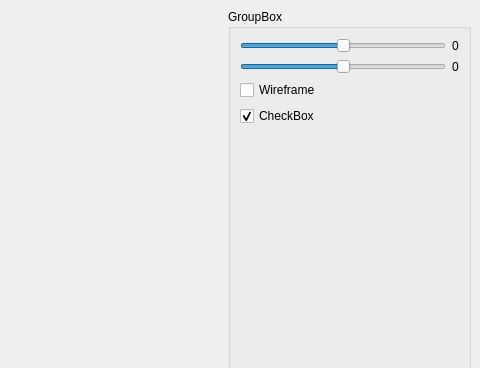
Qt form src/V2-app/mainwindow.ui (freshertm/FreshCar) before a commit; both pictures show x 518 to 998 and y 0 to 368 of the 998 by 647 pixel window.
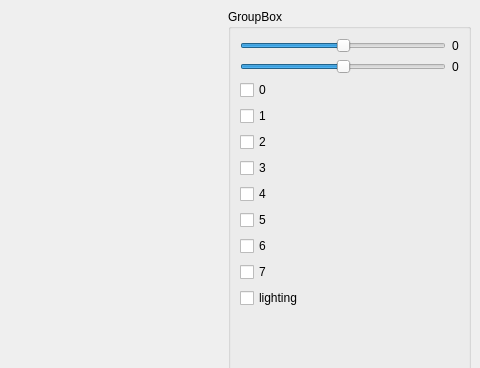
The same form after that commit.

```diff
--- a/src/V2-app/mainwindow.ui
+++ b/src/V2-app/mainwindow.ui
@@ -24,6 +24,63 @@
        <string>GroupBox</string>
       </property>
       <layout class="QGridLayout" name="gridLayout">
+       <item row="2" column="0">
+        <widget class="QCheckBox" name="checkBox">
+         <property name="text">
+          <string>0</string>
+         </property>
+        </widget>
+       </item>
+       <item row="9" column="0">
+        <widget class="QCheckBox" name="checkBox_8">
+         <property name="text">
+          <string>7</string>
+         </property>
+         <property name="checked">
+          <bool>false</bool>
+         </property>
+        </widget>
+       </item>
+       <item row="4" column="0">
+        <widget class="QCheckBox" name="checkBox_3">
+         <property name="text">
+          <string>2</string>
+         </property>
+         <property name="checked">
+          <bool>false</bool>
+         </property>
+        </widget>
+       </item>
+       <item row="6" column="0">
+        <widget class="QCheckBox" name="checkBox_5">
+         <property name="text">
+          <string>4</string>
+         </property>
+         <property name="checked">
+          <bool>false</bool>
+         </property>
+        </widget>
+       </item>
+       <item row="8" column="0">
+        <widget class="QCheckBox" name="checkBox_7">
+         <property name="text">
+          <string>6</string>
+         </property>
+         <property name="checked">
+          <bool>false</bool>
+         </property>
+        </widget>
+       </item>
+       <item row="3" column="0">
+        <widget class="QCheckBox" name="checkBox_2">
+         <property name="text">
+          <string>1</string>
+         </property>
+         <property name="checked">
+          <bool>false</bool>
+         </property>
+        </widget>
+       </item>
        <item row="1" column="1">
         <widget class="QLabel" name="label_2">
          <property name="text">
@@ -44,6 +101,39 @@
          </property>
         </widget>
        </item>
+       <item row="0" column="0">
+        <widget class="QSlider" name="horizontalSlider">
+         <property name="minimum">
+          <number>-100</number>
+         </property>
+         <property name="maximum">
+          <number>100</number>
+         </property>
+         <property name="orientation">
+          <enum>Qt::Horizontal</enum>
+         </property>
+        </widget>
+       </item>
+       <item row="7" column="0">
+        <widget class="QCheckBox" name="checkBox_6">
+         <property name="text">
+          <string>5</string>
+         </property>
+         <property name="checked">
+          <bool>false</bool>
+         </property>
+        </widget>
+       </item>
+       <item row="5" column="0">
+        <widget class="QCheckBox" name="checkBox_4">
+         <property name="text">
+          <string>3</string>
+         </property>
+         <property name="checked">
+          <bool>false</bool>
+         </property>
+        </widget>
+       </item>
        <item row="0" column="1">
         <widget class="QLabel" name="label">
          <property name="text">
@@ -51,7 +141,7 @@
          </property>
         </widget>
        </item>
-       <item row="4" column="0">
+       <item row="11" column="0">
         <spacer name="verticalSpacer">
          <property name="orientation">
           <enum>Qt::Vertical</enum>
@@ -64,33 +154,13 @@
          </property>
         </spacer>
        </item>
-       <item row="0" column="0">
-        <widget class="QSlider" name="horizontalSlider">
-         <property name="minimum">
-          <number>-100</number>
-         </property>
-         <property name="maximum">
-          <number>100</number>
-         </property>
-         <property name="orientation">
-          <enum>Qt::Horizontal</enum>
-         </property>
-        </widget>
-       </item>
-       <item row="2" column="0">
-        <widget class="QCheckBox" name="checkBox">
+       <item row="10" column="0">
+        <widget class="QCheckBox" name="checkBox_9">
          <property name="text">
-          <string>Wireframe</string>
-         </property>
-        </widget>
-       </item>
-       <item row="3" column="0">
-        <widget class="QCheckBox" name="checkBox_2">
-         <property name="text">
-          <string>CheckBox</string>
+          <string>lighting</string>
          </property>
          <property name="checked">
-          <bool>true</bool>
+          <bool>false</bool>
          </property>
         </widget>
        </item>
```
